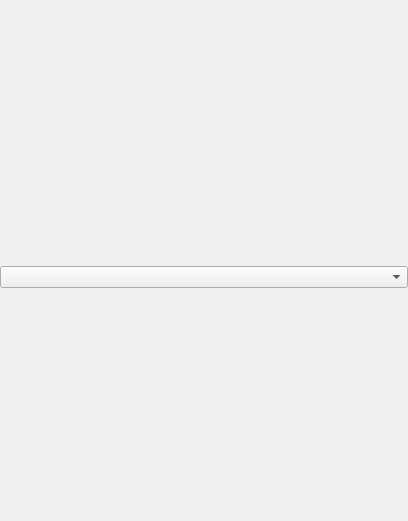
Qt form src/airunner/widgets/controlnet/templates/controlnet_settings_widget.ui (Capsize-Games/airunner) before a commit.
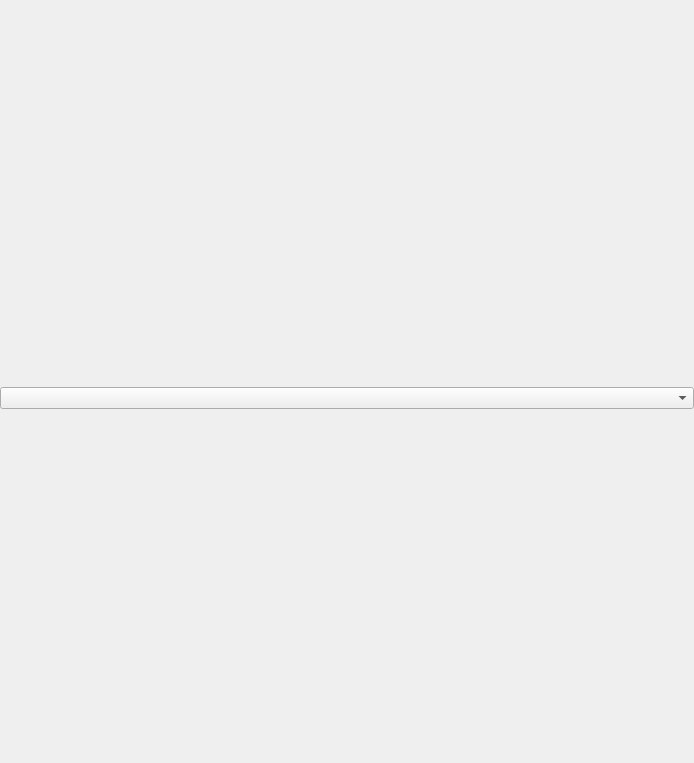
The same form after that commit. Custom widgets are drawn as their Qt base class.

What changed in the file:
```diff
--- a/src/airunner/widgets/controlnet/templates/controlnet_settings_widget.ui
+++ b/src/airunner/widgets/controlnet/templates/controlnet_settings_widget.ui
@@ -6,8 +6,8 @@
    <rect>
     <x>0</x>
     <y>0</y>
-    <width>408</width>
-    <height>521</height>
+    <width>694</width>
+    <height>763</height>
    </rect>
   </property>
   <property name="windowTitle">
```
